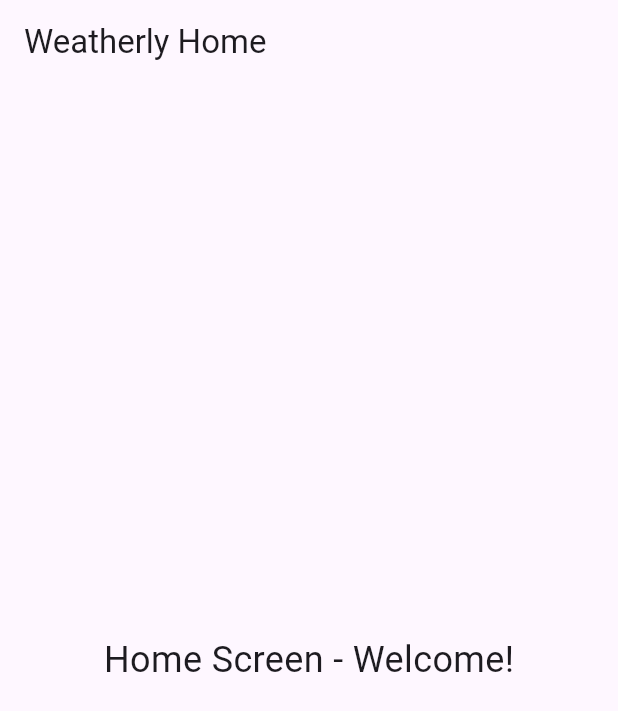
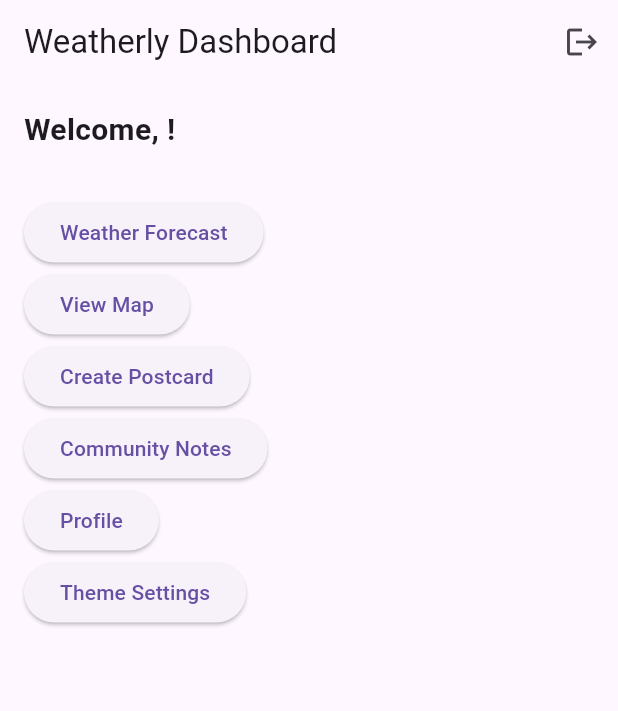
Before and after one commit to Gregory-Vaughan/MAD-Project-2_WeatherApp, a Flutter app: the HomeScreen screen opened directly, on a phone screen of 412 x 824 dp. Shown: the top 711 px of the screen. Run offline on Flutter 3.47's test engine with Material 3 defaults, Android fonts, the phone set to English and light mode, and no system bars; our stand-ins replace firebase_auth, firebase_core; accounts and stored records are empty.

Commit message:
Added placeholder for dashboard screen

```diff
--- a/weatherly/lib/main.dart
+++ b/weatherly/lib/main.dart
@@ -241,18 +241,64 @@ class _RegisterScreenState extends State<RegisterScreen> {
   }
 }
 // ---------------------------------------HOME SCREEN---------------------------------------
-// Placeholder Home Screen
 class HomeScreen extends StatelessWidget {
   const HomeScreen({super.key});
 
+  void logout(BuildContext context) async {
+    await FirebaseAuth.instance.signOut();
+    Navigator.of(context).pushReplacement(
+      MaterialPageRoute(builder: (context) => const LoginScreen()),
+    );
+  }
+
   @override
   Widget build(BuildContext context) {
+    final user = FirebaseAuth.instance.currentUser;
     return Scaffold(
-      appBar: AppBar(title: const Text("Weatherly Home")),
-      body: const Center(
-        child: Text(
-          "Home Screen - Welcome!",
-          style: TextStyle(fontSize: 24),
+      appBar: AppBar(
+        title: const Text('Weatherly Dashboard'),
+        actions: [
+          IconButton(
+            icon: const Icon(Icons.logout),
+            onPressed: () => logout(context),
+          )
+        ],
+      ),
+      body: Padding(
+        padding: const EdgeInsets.all(16.0),
+        child: Column(
+          crossAxisAlignment: CrossAxisAlignment.start,
+          children: [
+            Text(
+              "Welcome, ${user?.email ?? "User"}!",
+              style: const TextStyle(fontSize: 20, fontWeight: FontWeight.bold),
+            ),
+            const SizedBox(height: 30),
+            ElevatedButton(
+              onPressed: () {}, // TODO: Go to Weather Forecast screen
+              child: const Text("Weather Forecast"),
+            ),
+            ElevatedButton(
+              onPressed: () {}, // TODO: Go to Map screen
+              child: const Text("View Map"),
+            ),
+            ElevatedButton(
+              onPressed: () {}, // TODO: Go to Postcard Maker
+              child: const Text("Create Postcard"),
+            ),
+            ElevatedButton(
+              onPressed: () {}, // TODO: Go to Community Notes
+              child: const Text("Community Notes"),
+            ),
+            ElevatedButton(
+              onPressed: () {}, // TODO: Go to Profile screen
+              child: const Text("Profile"),
+            ),
+            ElevatedButton(
+              onPressed: () {}, // TODO: Go to Theme settings
+              child: const Text("Theme Settings"),
+            ),
+          ],
         ),
       ),
     );
```
